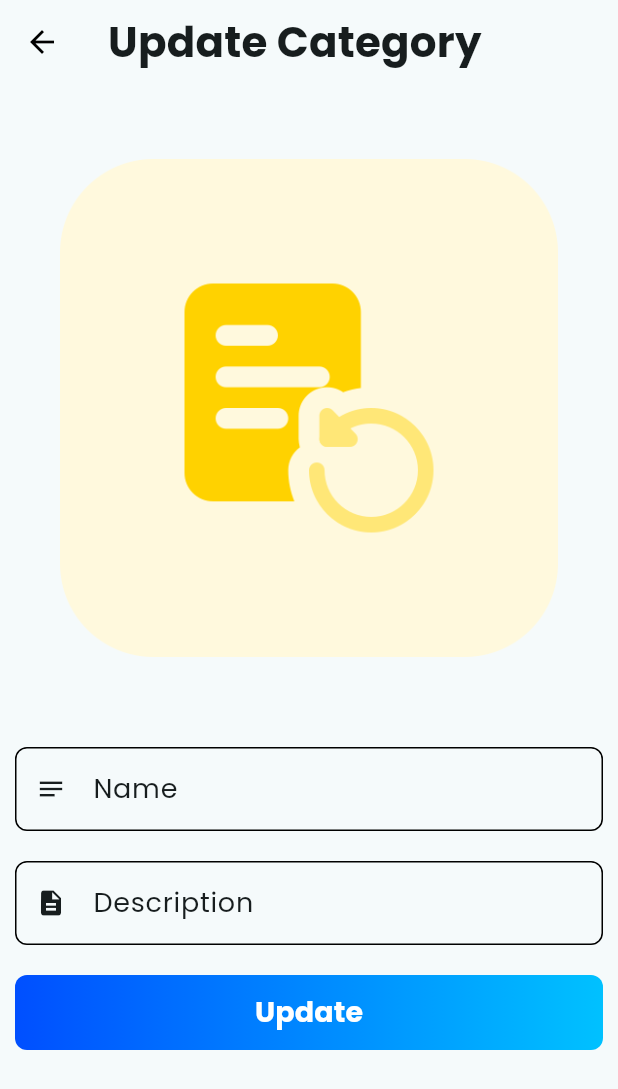
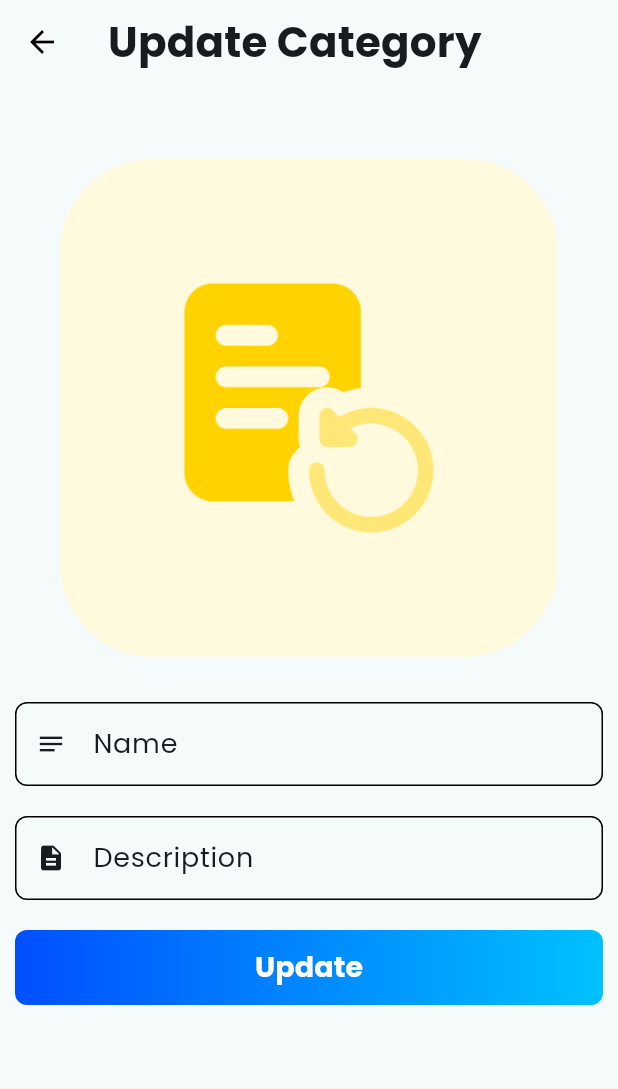
Before and after one commit to NimanthaSupun/healthcare, a Flutter app: the UpdateSingleCategoryPage screen opened directly with empty values, on a phone screen of 412 x 824 dp. Shown: the top 1089 px of the screen. Run offline on Flutter 3.47's test engine with Material 3 defaults, Android fonts, the phone set to English and light mode, and no system bars; our stand-ins replace animate_do, cloud_firestore, firebase_auth, firebase_core, firebase_messaging, firebase_storage and 8 more; missing offline and left inert: google_mlkit_text_recognition; accounts and stored records are empty; network calls fail.

Commit message:
Adjust font weight for category title and remove unnecessary spacing in UpdateSingleCategoryPage

```diff
--- a/lib/pages/update_pages/update_single_category_page.dart
+++ b/lib/pages/update_pages/update_single_category_page.dart
@@ -93,7 +93,7 @@ class _UpdateSingleCategoryPageState extends State<UpdateSingleCategoryPage> {
           "Update Category",
           style: TextStyle(
             fontSize: 28,
-            fontWeight: FontWeight.bold,
+            fontWeight: FontWeight.w700,
           ),
         ),
       ),
@@ -124,9 +124,6 @@ class _UpdateSingleCategoryPageState extends State<UpdateSingleCategoryPage> {
                         ),
                       ),
                     ),
-                  ),
-                  SizedBox(
-                    height: 30,
                   ),
                   CustomInput(
                     controller: _nameController,
```
Also changed, not shown: assets/images/paper-recycle_17044595.png (added).
